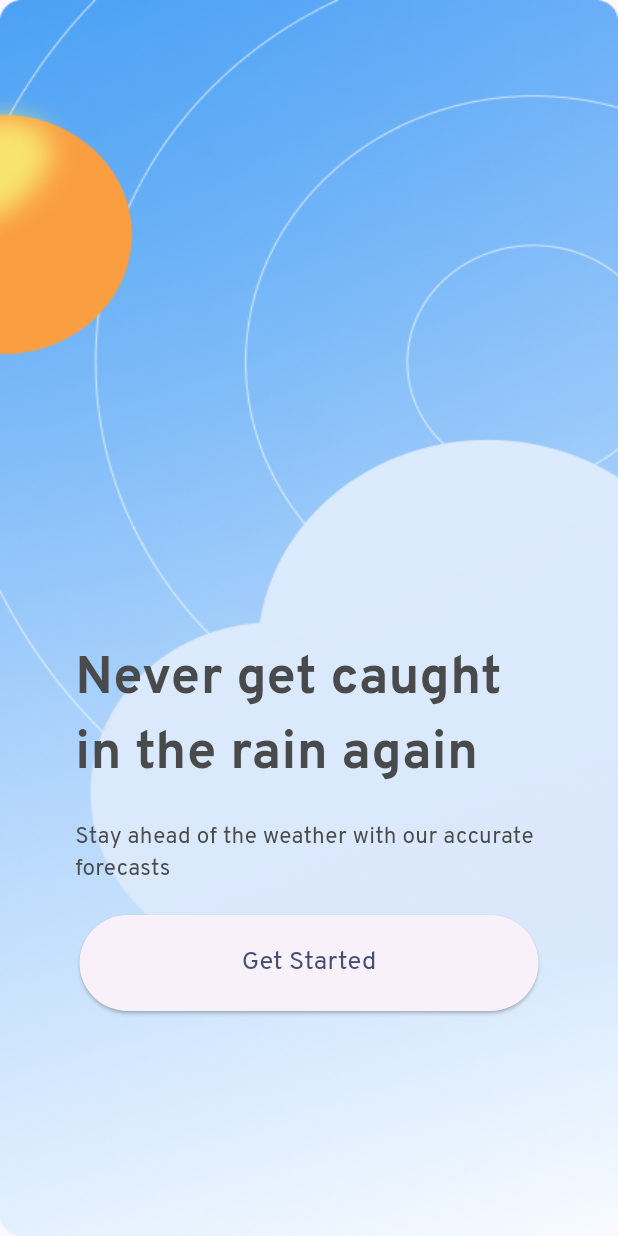
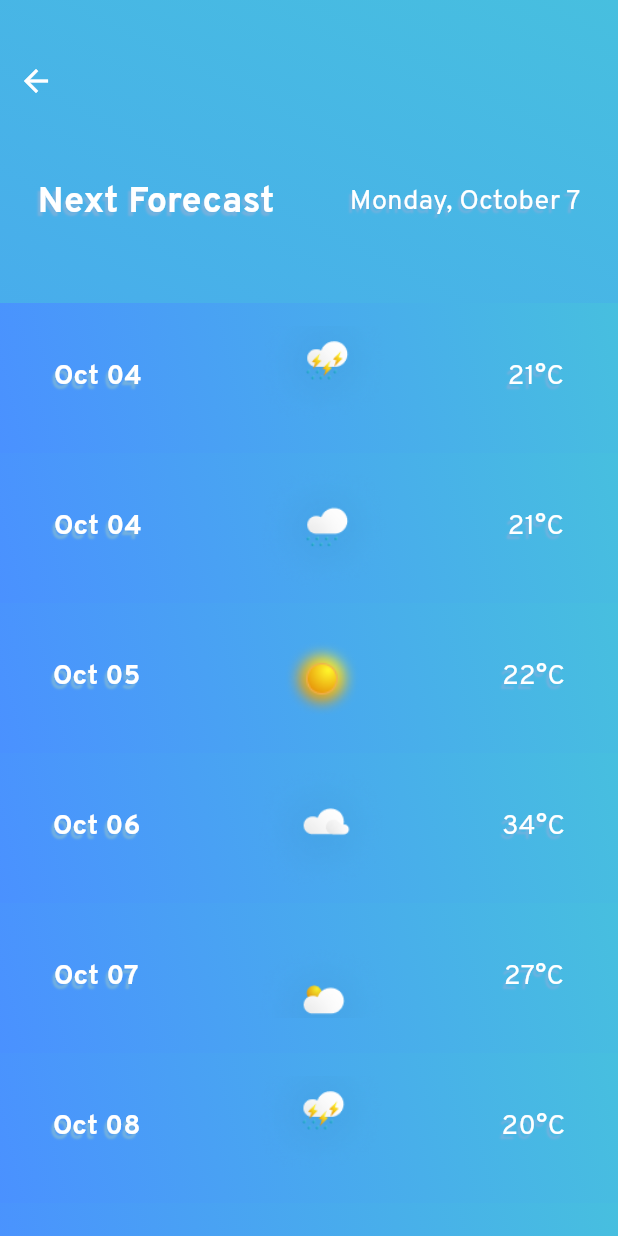
Before and after one commit to setyoai/weather_app, a Flutter app: the screen it shows after launch, on a phone screen of 412 x 824 dp. Run offline on Flutter 3.47's test engine with Material 3 defaults, Android fonts, the phone set to English and light mode, and no system bars.

Commit message:
Add Detail Weather

```diff
--- /dev/null
+++ b/lib/detail_weather.dart
@@ -0,0 +1,147 @@
+import 'package:flutter/material.dart';
+import 'package:weather_app/weather_data.dart';
+import 'package:intl/intl.dart';
+
+import 'home_screen.dart';
+
+class DetailWeather extends StatelessWidget {
+  const DetailWeather({super.key});
+
+  @override
+  Widget build(BuildContext context) {
+    const LinearGradient backgroundGradient = LinearGradient(
+        begin: Alignment.topRight,
+        end: Alignment.bottomLeft,
+        colors: [
+          Color(0xff47BFDF),
+          Color(0xff4A91FF),
+        ]);
+    return Scaffold(
+      body: SafeArea(
+        child: Stack(children: <Widget>[
+          Container(
+            decoration: const BoxDecoration(
+              gradient: backgroundGradient
+            ),
+            child: Column(
+                crossAxisAlignment: CrossAxisAlignment.start,
+                mainAxisAlignment: MainAxisAlignment.center,
+                children: <Widget>[
+                  const SizedBox(height: 30),
+                  IconButton(
+                    color: Colors.white,
+                    icon: const Icon(Icons.arrow_back_outlined),
+                    onPressed: () {},
+                  ),
+                  const SizedBox(height: 40),
+                  Row(
+                    mainAxisAlignment: MainAxisAlignment.spaceAround,
+                    children: <Widget>[
+                      const Text(
+                        'Next Forecast',
+                        style: TextStyle(
+                          shadows: [
+                            Shadow(
+                                blurRadius: 1.0, // shadow blur
+                                color: Color(0xff74B1DE), // shadow color
+                                offset: Offset(-2.0, 3.0))
+                          ],
+                          fontFamily: 'Overpass',
+                          fontSize: 24.0,
+                          fontWeight: FontWeight.w700,
+                          color: Colors.white,
+                        ),
+                      ),
+                      Text(
+                        style: const TextStyle(
+                          shadows: [
+                            Shadow(
+                                blurRadius: 1.0, // shadow blur
+                                color: Color(0xff74B1DE), // shadow color
+                                offset: Offset(-2.0, 3.0))
+                          ],
+                          fontFamily: 'Overpass',
+                          fontSize: 18.0,
+                          fontWeight: FontWeight.w500,
+                          color: Colors.white,
+                        ),
+                        DateFormat('MMMMEEEEd').format(now),
+                      ),
+                    ],
+                  ),
+                  const SizedBox(height: 50),
+                  const Expanded(
+                    child: WeatherListData(
+                      backgroundGradient: backgroundGradient,
+                    ),
+                  ),
+                ]),
+          ),
+        ]),
+      ),
+    );
+  }
+}
+
+class WeatherListData extends StatelessWidget {
+  final LinearGradient backgroundGradient;
+  const WeatherListData({super.key, required this.backgroundGradient});
+
+  @override
+  Widget build(BuildContext context) {
+    return Scaffold(
+      body: ListView.builder(
+        itemCount: weatherDataList.length,
+        itemBuilder: (context, index) {
+          final WeatherData weather = weatherDataList[index];
+          return Container(
+            decoration: BoxDecoration(
+                  gradient: backgroundGradient,
+            ),
+            child: Row(
+              mainAxisAlignment: MainAxisAlignment.spaceAround,
+              crossAxisAlignment: CrossAxisAlignment.center,
+              children: [
+                Text(
+                  weather.date,
+                  style: const TextStyle(
+                    shadows: [
+                      Shadow(
+                          blurRadius: 1.0, // shadow blur
+                          color: Color(0xff74B1DE), // shadow color
+                          offset: Offset(-2.0, 3.0))
+                    ], // how much shadow will be shown
+                    fontFamily: 'Overpass',
+                    fontSize: 18.0,
+                    fontWeight: FontWeight.w700,
+                    color: Colors.white,
+                  ),
+                ),
+                SizedBox(
+                  width: 100,
+                  height: 100,
+                  child: weather.imageWeather,
+                ),
+                Text(
+                  weather.temperature,
+                  style: const TextStyle(
+                    shadows: [
+                      Shadow(
+                          blurRadius: 1.0, // shadow blur
+                          color: Color(0xff74B1DE), // shadow color
+                          offset: Offset(-2.0, 3.0))
+                    ], // how much shadow will be shown
+                    fontFamily: 'Overpass',
+                    fontSize: 18.0,
+                    fontWeight: FontWeight.w400,
+                    color: Colors.white,
+                  ),
+                ),
+              ],
+            ),
+          );
+        },
+      ),
+    );
+  }
+}
--- a/lib/main.dart
+++ b/lib/main.dart
@@ -1,4 +1,6 @@
 import 'package:flutter/material.dart';
+import 'package:weather_app/detail_weather.dart';
+import 'package:weather_app/home_screen.dart';
 import 'package:weather_app/onboard_screen.dart';
 
 void main() {
@@ -16,7 +18,7 @@ class MyApp extends StatelessWidget {
         colorScheme: ColorScheme.fromSeed(seedColor: Colors.deepPurple),
         useMaterial3: true,
       ),
-      home: const OnboardScreen(),
+      home: const DetailWeather(),
     );
   }
 }
--- a/lib/weather_data.dart
+++ b/lib/weather_data.dart
@@ -14,33 +14,42 @@ class WeatherData {
 var weatherDataList = [
   WeatherData(
       date: 'Oct 04',
-      imageWeather: Image.asset('image/weather/thunder.png'),
+      imageWeather: Image.asset('images/weather/thunder.png'),
       temperature: '21°C'
   ),
   WeatherData(
       date: 'Oct 04',
-      imageWeather: Image.asset('image/weather/rain.png'),
+      imageWeather: Image.asset('images/weather/rain.png'),
       temperature: '21°C'
   ),
   WeatherData(
       date: 'Oct 05',
-      imageWeather: Image.asset('image/weather/sunny.png'),
+      imageWeather: Image.asset('images/weather/sunny.png'),
       temperature: '22°C'
   ),
   WeatherData(
       date: 'Oct 06',
-      imageWeather: Image.asset('image/weather/cloudy.png'),
+      imageWeather: Image.asset('images/weather/cloudy.png'),
       temperature: '34°C'
   ),
   WeatherData(
       date: 'Oct 07',
-      imageWeather: Image.asset('image/weather/sun_cloudy.png'),
+      imageWeather: Image.asset('images/weather/sun_cloudy.png'),
       temperature: '27°C'
   ),
   WeatherData(
       date: 'Oct 08',
-      imageWeather: Image.asset('image/weather/thunder.png'),
-      temperature: '32°C'
+      imageWeather: Image.asset('images/weather/thunder.png'),
+      temperature: '20°C'
   ),
-
+  WeatherData(
+      date: 'Oct 09',
+      imageWeather: Image.asset('images/weather/sunny.png'),
+      temperature: '23°C'
+  ),
+  WeatherData(
+      date: 'Oct 10',
+      imageWeather: Image.asset('images/weather/cloudy.png'),
+      temperature: '31°C'
+  ),
 ];
--- a/pubspec.yaml
+++ b/pubspec.yaml
@@ -60,6 +60,7 @@ flutter:
   uses-material-design: true
   assets:
     - images/
+    - images/weather/
   fonts:
     - family: Overpass
       fonts:
```
Also changed, not shown: images/weather/cardweather.png (added).
